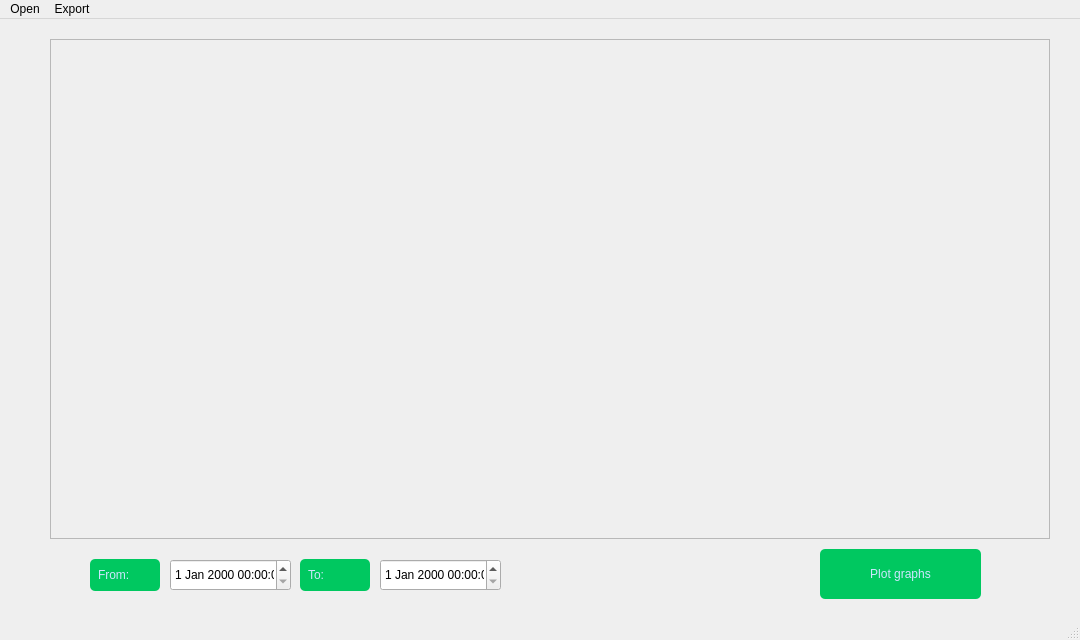
Before: the Qt Designer form InternProject.ui in deathstrokedarksky/intership, drawn with Qt 5.
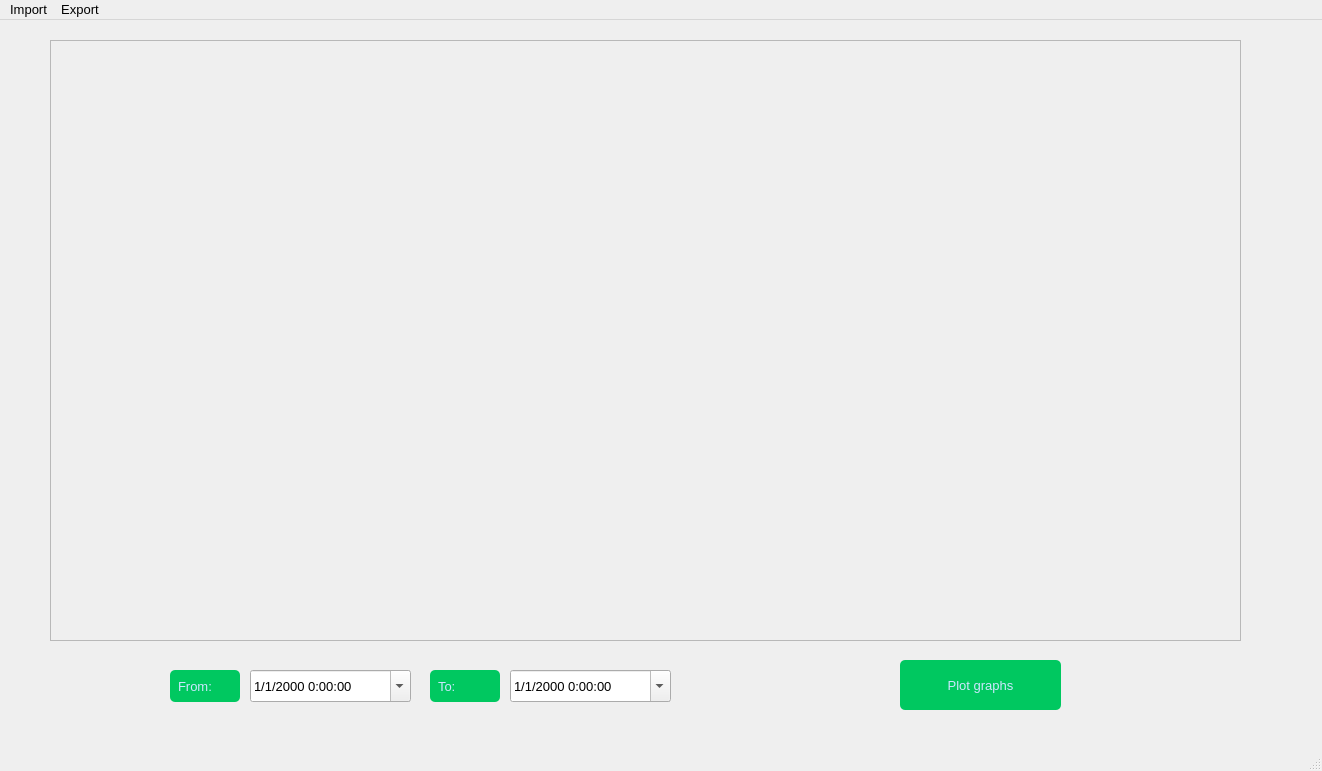
After: the same form once the commit is applied.

```diff
--- a/InternProject.ui
+++ b/InternProject.ui
@@ -6,10 +6,18 @@
    <rect>
     <x>0</x>
     <y>0</y>
-    <width>1080</width>
-    <height>640</height>
+    <width>1322</width>
+    <height>771</height>
    </rect>
   </property>
+  <property name="font">
+   <font>
+    <pointsize>10</pointsize>
+   </font>
+  </property>
+  <property name="focusPolicy">
+   <enum>Qt::NoFocus</enum>
+  </property>
   <property name="windowTitle">
    <string>MainWindow</string>
   </property>
@@ -17,8 +25,8 @@
    <widget class="QPushButton" name="pushButton">
     <property name="geometry">
      <rect>
-      <x>820</x>
-      <y>530</y>
+      <x>900</x>
+      <y>640</y>
       <width>161</width>
       <height>50</height>
      </rect>
@@ -49,12 +57,12 @@
      <rect>
       <x>50</x>
       <y>20</y>
-      <width>1000</width>
-      <height>500</height>
+      <width>1191</width>
+      <height>601</height>
      </rect>
     </property>
     <property name="sizePolicy">
-     <sizepolicy hsizetype="Preferred" vsizetype="Preferred">
+     <sizepolicy hsizetype="Expanding" vsizetype="Expanding">
       <horstretch>0</horstretch>
       <verstretch>0</verstretch>
      </sizepolicy>
@@ -66,31 +74,51 @@
      <enum>QFrame::Raised</enum>
     </property>
    </widget>
-   <widget class="QDateTimeEdit" name="dateTimeEdit">
+   <widget class="QDateTimeEdit" name="datetimefrom">
+    <property name="geometry">
+     <rect>
+      <x>250</x>
+      <y>650</y>
+      <width>161</width>
+      <height>32</height>
+     </rect>
+    </property>
+    <property name="maximumDate">
+     <date>
+      <year>2100</year>
+      <month>12</month>
+      <day>31</day>
+     </date>
+    </property>
+    <property name="minimumDate">
+     <date>
+      <year>1970</year>
+      <month>1</month>
+      <day>1</day>
+     </date>
+    </property>
+    <property name="maximumTime">
+     <time>
+      <hour>23</hour>
+      <minute>59</minute>
+      <second>59</second>
+     </time>
+    </property>
+    <property name="displayFormat">
+     <string>M/d/yyyy h:mm:ss</string>
+    </property>
+    <property name="calendarPopup">
+     <bool>true</bool>
+    </property>
+    <property name="timeSpec">
+     <enum>Qt::LocalTime</enum>
+    </property>
+   </widget>
+   <widget class="QLabel" name="labelfrom">
     <property name="geometry">
      <rect>
       <x>170</x>
-      <y>540</y>
-      <width>121</width>
-      <height>32</height>
-     </rect>
-    </property>
-   </widget>
-   <widget class="QDateTimeEdit" name="dateTimeEdit_2">
-    <property name="geometry">
-     <rect>
-      <x>380</x>
-      <y>540</y>
-      <width>121</width>
-      <height>32</height>
-     </rect>
-    </property>
-   </widget>
-   <widget class="QLabel" name="label">
-    <property name="geometry">
-     <rect>
-      <x>90</x>
-      <y>540</y>
+      <y>650</y>
       <width>70</width>
       <height>32</height>
      </rect>
@@ -112,8 +140,8 @@
    <widget class="QLabel" name="label_2">
     <property name="geometry">
      <rect>
-      <x>300</x>
-      <y>540</y>
+      <x>430</x>
+      <y>650</y>
       <width>70</width>
       <height>32</height>
      </rect>
@@ -132,19 +160,59 @@
      <string>To:</string>
     </property>
    </widget>
+   <widget class="QDateTimeEdit" name="datetimeto">
+    <property name="geometry">
+     <rect>
+      <x>510</x>
+      <y>650</y>
+      <width>161</width>
+      <height>32</height>
+     </rect>
+    </property>
+    <property name="maximumDate">
+     <date>
+      <year>2100</year>
+      <month>12</month>
+      <day>31</day>
+     </date>
+    </property>
+    <property name="minimumDate">
+     <date>
+      <year>1970</year>
+      <month>1</month>
+      <day>1</day>
+     </date>
+    </property>
+    <property name="maximumTime">
+     <time>
+      <hour>23</hour>
+      <minute>59</minute>
+      <second>59</second>
+     </time>
+    </property>
+    <property name="displayFormat">
+     <string>M/d/yyyy h:mm:ss</string>
+    </property>
+    <property name="calendarPopup">
+     <bool>true</bool>
+    </property>
+    <property name="timeSpec">
+     <enum>Qt::LocalTime</enum>
+    </property>
+   </widget>
   </widget>
   <widget class="QMenuBar" name="menubar">
    <property name="geometry">
     <rect>
      <x>0</x>
      <y>0</y>
-     <width>1080</width>
-     <height>21</height>
+     <width>1322</width>
+     <height>26</height>
     </rect>
    </property>
    <widget class="QMenu" name="menuOpen_files">
     <property name="title">
-     <string>Open</string>
+     <string>Import</string>
     </property>
     <addaction name="separator"/>
    </widget>
```
Left out of the diff: 9 changed lines with no effect on the pictures.
